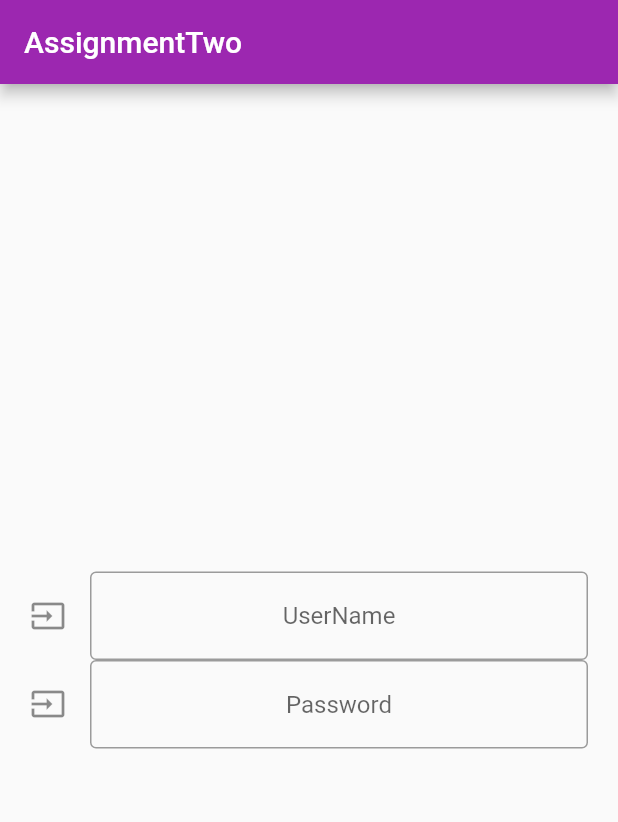
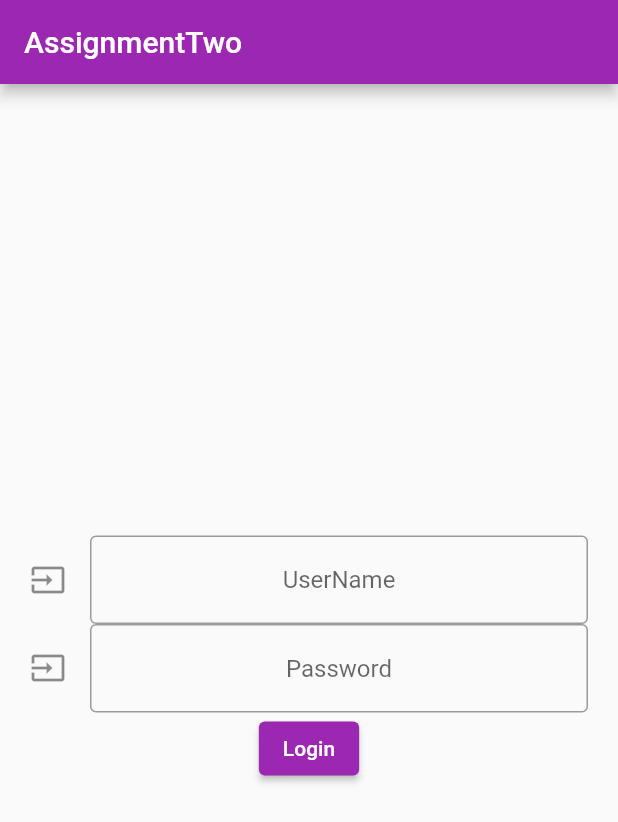
Before and after one commit to Akinyeleib/Pedek, a Flutter app: the screen it shows after launch, on a phone screen of 412 x 824 dp. Shown: the top 822 px of the screen. Run offline on Flutter 3.47's test engine with Material 2 defaults, Android fonts, the phone set to English and light mode, and no system bars.

Commit message:
Login button added

```diff
--- a/assignments/lib/files.dart
+++ b/assignments/lib/files.dart
@@ -37,6 +37,7 @@ class _AssignmentTwoState extends State<AssignmentTwo> {
             children: <Widget>[
               MyTextField(uname, "UserName"),
               MyPasswordField(pword, "Password"),
+              MyElevatedButton("Login"),
             ],
           ),
         ),
--- a/assignments/lib/helper.dart
+++ b/assignments/lib/helper.dart
@@ -38,3 +38,16 @@ class MyPasswordField extends StatelessWidget {
     );
   }
 }
+
+class MyElevatedButton extends StatelessWidget {
+  var text;
+  MyElevatedButton(this.text);
+
+  @override
+  Widget build(BuildContext context) {
+    return ElevatedButton(
+      child: Text(text),
+      onPressed: (() => {}),
+    );
+  }
+}
```
